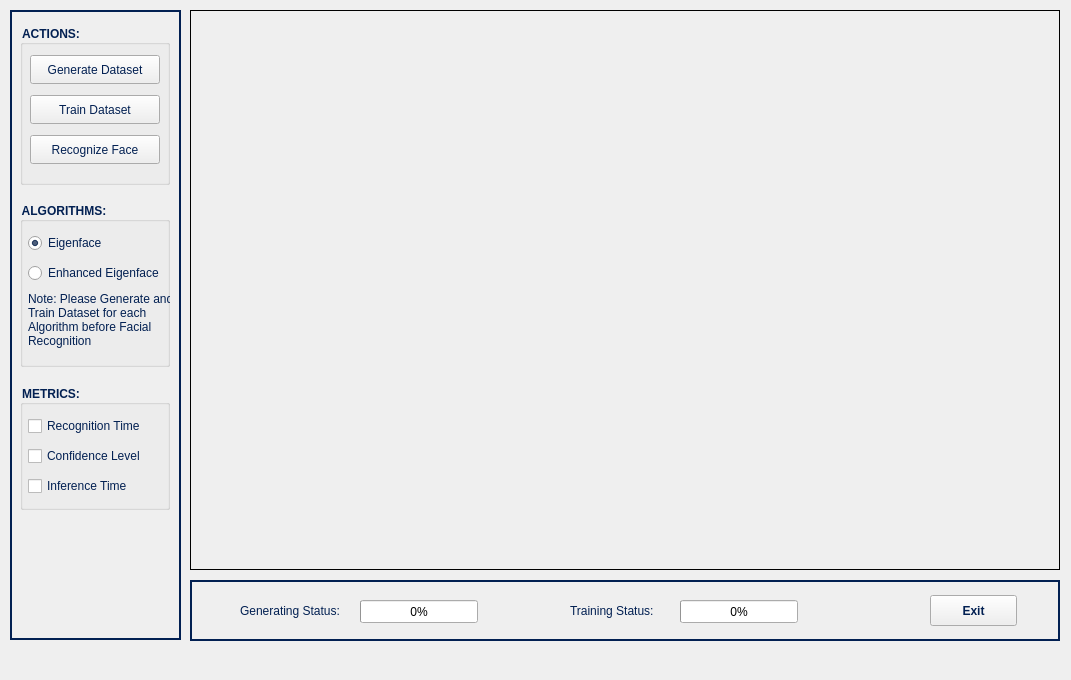
The window that mainwindow.ui (Elahnor/Enhanced-Eigenface-Algorithm) describes before a commit, drawn with Qt 5.
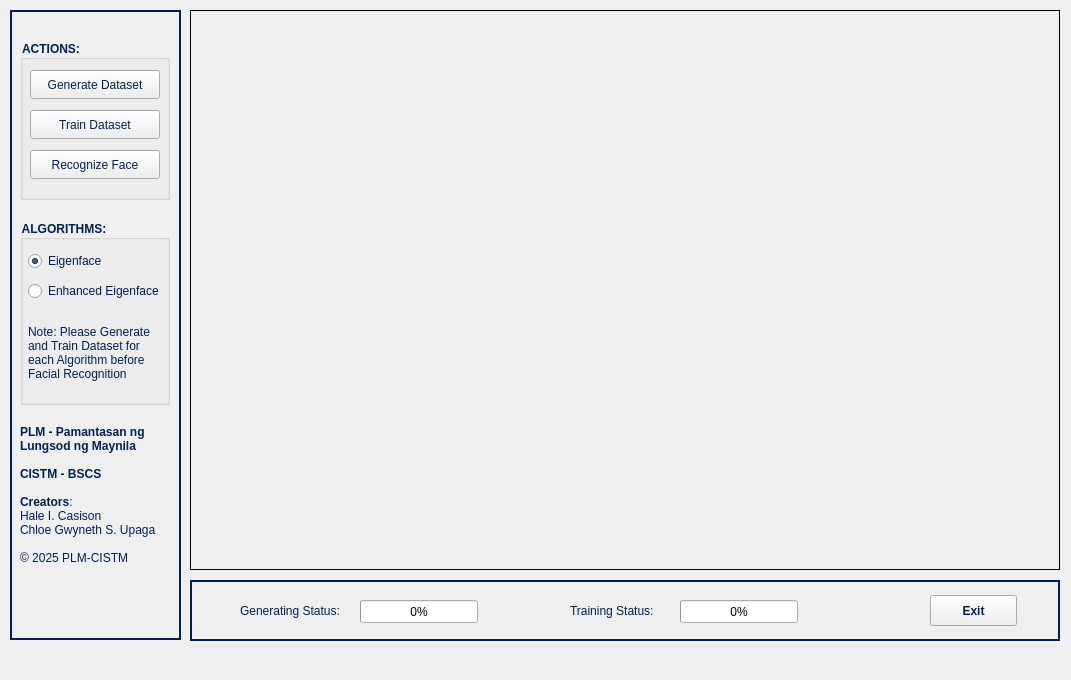
The same window after the commit. Icons and pictures are not drawn.

The edit to the form file:
```diff
--- a/mainwindow.ui
+++ b/mainwindow.ui
@@ -76,98 +76,43 @@
             }
         </string>
     </property>
-    <widget class="QGroupBox" name="groupBox_4">
+    <widget class="QLabel" name="credits_label">
         <property name="geometry">
             <rect>
                 <x>10</x>
-                <y>375</y>
+          <y>385</y>
                 <width>150</width>
-                <height>125</height>
-            </rect>
-        </property>
-        <property name="title">
-            <string>METRICS:</string>
-        </property>
-        <property name="styleSheet">
-            <string>
-            QGroupBox {
-                font-weight: bold;
-                color: #022052;
-            }
-            </string>
-        </property>
-        <property name="flat">
-            <bool>false</bool>
-        </property>
-        <property name="checkable">
-            <bool>false</bool>
-        </property>
-        <widget class="QCheckBox" name="infe_time_checkbox">
-            <property name="geometry">
-                <rect>
-                    <x>8</x>
-                    <y>90</y>
-                    <width>150</width>
-                    <height>22</height>
-                </rect>
-            </property>
+          <height>200</height>
+        </rect>
+      </property>
             <property name="text">
-                <string>Inference Time</string>
-            </property>
-            <property name="styleSheet">
                 <string>
-                    QCheckBox {
-                        color: #022052;
-                    }
-                </string>
-            </property>
-        </widget>
-        <widget class="QCheckBox" name="predict_confidence_checkbox">
-            <property name="geometry">
-                <rect>
-                    <x>8</x>
-                    <y>60</y>
-                    <width>150</width>
-                    <height>22</height>
-                </rect>
-            </property>
-            <property name="text">
-                <string>Confidence Level</string>
-            </property>
+          <![CDATA[
+          <br><br>
+          <b style="color: #022052;">PLM - Pamantasan ng Lungsod ng Maynila</b><br><br>
+          <b style="color: #022052;">CISTM - BSCS</b><br><br>
+          <b style="color: #022052;">Creators</b>:<br>Hale I. Casison<br>Chloe Gwyneth S. Upaga<br><br>
+          <span style="color: #022052;">© 2025 PLM-CISTM<br><br></span>
+          ]]>
+        </string>
+      </property>
+      <property name="wordWrap">
+        <bool>true</bool>
+      </property>
             <property name="styleSheet">
                 <string>
-                    QCheckBox {
-                        color: #022052;
-                    }
-                </string>
-            </property>
-        </widget>
-        <widget class="QCheckBox" name="recog_time_checkbox">
-            <property name="geometry">
-                <rect>
-                    <x>8</x>
-                    <y>30</y>
-                    <width>150</width>
-                    <height>22</height>
-                </rect>
-            </property>
-            <property name="text">
-                <string>Recognition Time</string>
-            </property>
-            <property name="styleSheet">
-                <string>
-                    QCheckBox {
-                        color: #022052;
-                    }
-                </string>
-            </property>
-        </widget>
+          QLabel {
+            color: #022052;
+            border: none;
+          }
+        </string>
+      </property>
     </widget>
     <widget class="QGroupBox" name="groupBox_2">
       <property name="geometry">
         <rect>
         <x>10</x>
-        <y>15</y>
+        <y>30</y>
         <width>150</width>
         <height>160</height>
         </rect>
@@ -248,9 +193,9 @@
       <property name="geometry">
         <rect>
           <x>10</x>
-          <y>192</y>
+          <y>210</y>
           <width>150</width>
-          <height>165</height>
+          <height>185</height>
         </rect>
       </property>
       <property name="title">
@@ -323,9 +268,9 @@
         <property name="geometry">
           <rect>
             <x>8</x>
-            <y>80</y> 
-            <width>150</width>
-            <height>75</height>
+            <y>90</y> 
+            <width>125</width>
+            <height>85</height>
           </rect>
         </property>
         <property name="text">
```
Lines whose indentation alone changed are shown as unchanged.
